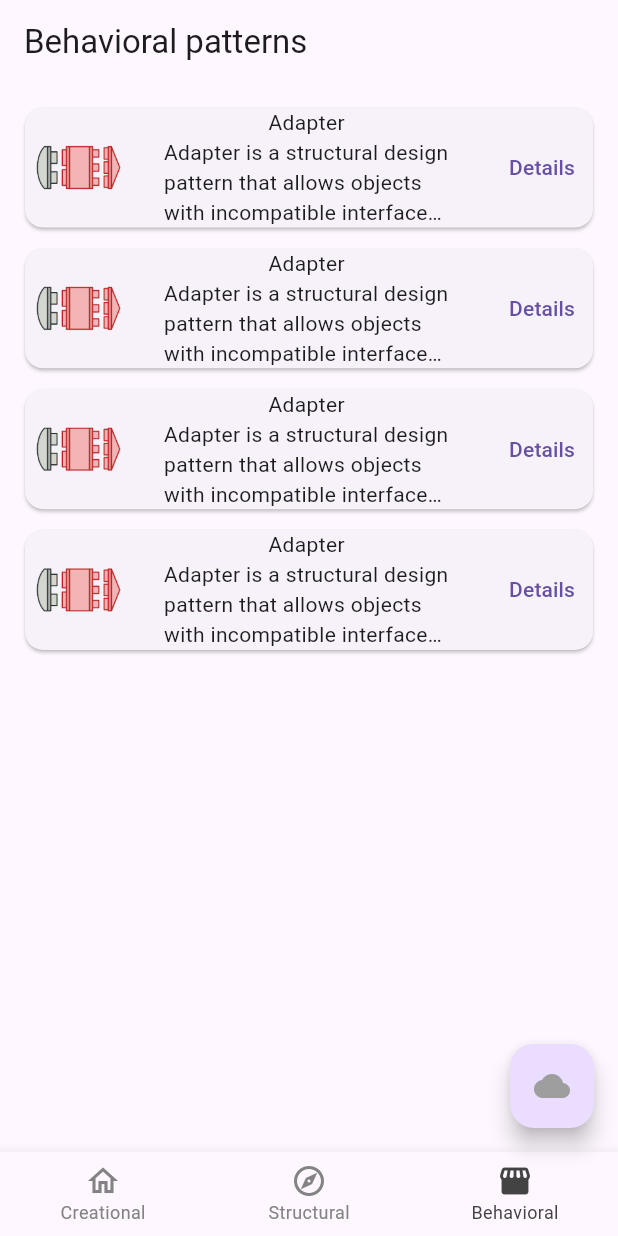
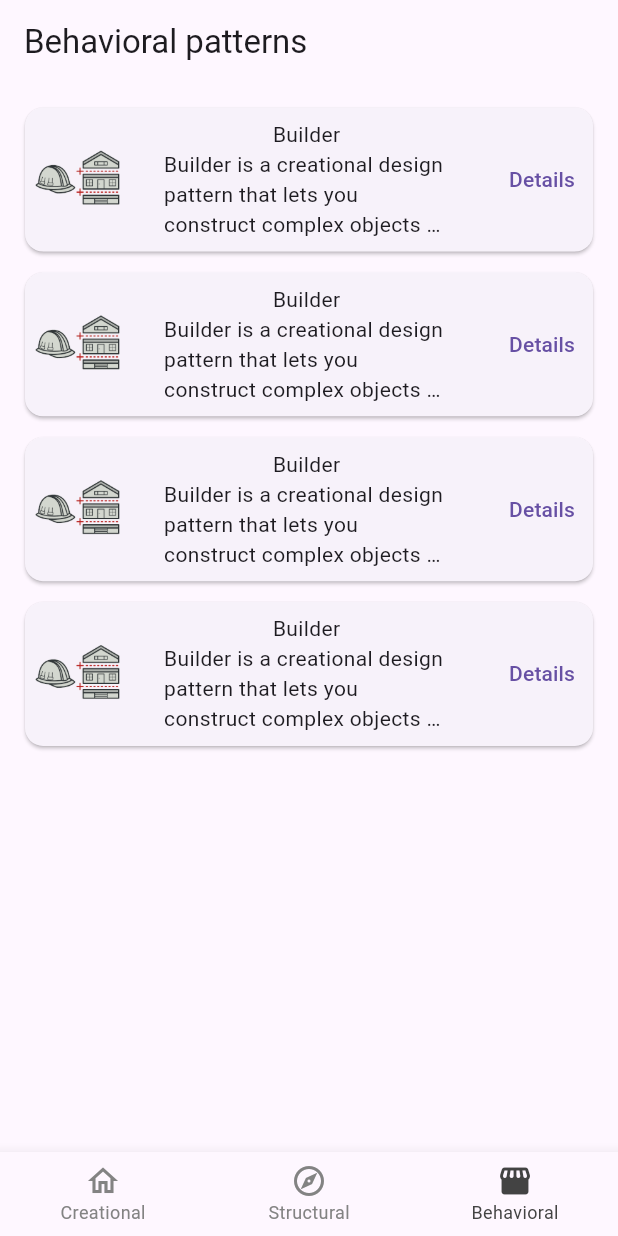
Before and after one commit to nograve/patterns_ipr, a Flutter app: the screen it shows after launch, item 3 of the bottom bar chosen, after a tap on "Details", on a phone screen of 412 x 824 dp. Run offline on Flutter 3.47's test engine with Material 3 defaults, Android fonts, the phone set to English and light mode, and no system bars; our stand-ins replace flutter_screenutil, go_router, logger; missing offline and left inert: snowfall.

Commit message:
Added screen_util lib

```diff
--- a/lib/application/router/router.dart
+++ b/lib/application/router/router.dart
@@ -4,6 +4,7 @@ import 'package:logger/logger.dart';
 import 'package:patterns_ipr/pages/behavioral/behavioral_page.dart';
 import 'package:patterns_ipr/pages/bottom_navigation/bottom_navigation_page.dart';
 import 'package:patterns_ipr/pages/creational/creational_page.dart';
+import 'package:patterns_ipr/pages/pattern/pattern_page.dart';
 import 'package:patterns_ipr/pages/structural/structural_page.dart';
 
 final _rootNavigatorKey = GlobalKey<NavigatorState>();
@@ -14,7 +15,9 @@ final _logger = Logger();
 final router = GoRouter(
   initialLocation: CreationalPage.routeName,
   navigatorKey: _rootNavigatorKey,
+  debugLogDiagnostics: true,
   routes: [
+    /// Bottom navigation page
     ShellRoute(
       navigatorKey: _shellNavigatorKey,
       pageBuilder: (context, state, child) {
@@ -28,6 +31,7 @@ final router = GoRouter(
         );
       },
       routes: [
+        /// Creational page
         GoRoute(
           path: CreationalPage.routeName,
           parentNavigatorKey: _shellNavigatorKey,
@@ -36,7 +40,20 @@ final router = GoRouter(
               child: CreationalPage(),
             );
           },
+          routes: [
+            GoRoute(
+              path: PatternPage.routeName,
+              parentNavigatorKey: _shellNavigatorKey,
+              pageBuilder: (context, state) {
+                return const MaterialPage(
+                  child: PatternPage(),
+                );
+              },
+            ),
+          ],
         ),
+
+        /// Structural page
         GoRoute(
           path: StructuralPage.routeName,
           parentNavigatorKey: _shellNavigatorKey,
@@ -45,7 +62,20 @@ final router = GoRouter(
               child: StructuralPage(),
             );
           },
+          routes: [
+            GoRoute(
+              path: PatternPage.routeName,
+              parentNavigatorKey: _rootNavigatorKey,
+              pageBuilder: (context, state) {
+                return const MaterialPage(
+                  child: PatternPage(),
+                );
+              },
+            ),
+          ],
         ),
+
+        /// Behavioral page
         GoRoute(
           parentNavigatorKey: _shellNavigatorKey,
           path: BehavioralPage.routeName,
@@ -54,6 +84,17 @@ final router = GoRouter(
               child: BehavioralPage(),
             );
           },
+          routes: [
+            GoRoute(
+              path: PatternPage.routeName,
+              parentNavigatorKey: _shellNavigatorKey,
+              pageBuilder: (context, state) {
+                return const MaterialPage(
+                  child: PatternPage(),
+                );
+              },
+            ),
+          ],
         ),
       ],
     ),
--- /dev/null
+++ b/lib/data/models/pattern_model.dart
@@ -0,0 +1,11 @@
+class PatternModel {
+  PatternModel({
+    required this.name,
+    required this.description,
+    required this.imagePath,
+  });
+
+  String name;
+  String description;
+  String imagePath;
+}
--- a/lib/pages/behavioral/behavioral_page.dart
+++ b/lib/pages/behavioral/behavioral_page.dart
@@ -1,5 +1,6 @@
 import 'package:flutter/material.dart';
 import 'package:flutter_screenutil/flutter_screenutil.dart';
+import 'package:patterns_ipr/pages/creational/data/creational_patterns.dart';
 import 'package:patterns_ipr/widgets/pattern_card.dart';
 
 class BehavioralPage extends StatelessWidget {
@@ -18,7 +19,8 @@ class BehavioralPage extends StatelessWidget {
         child: ListView.separated(
           itemCount: 4,
           separatorBuilder: (_, __) => SizedBox(height: 6.h),
-          itemBuilder: (_, __) => const PatternCard(),
+          itemBuilder: (_, __) =>
+              PatternCard(pattern: CreationalPatterns.builder),
         ),
       ),
     );
--- /dev/null
+++ b/lib/pages/behavioral/data/behavioral_patterns.dart
@@ -0,0 +1,6 @@
+enum BehavioralPatterns {
+  iterator,
+  observer,
+  state,
+  strategy,
+}
--- a/lib/pages/bottom_navigation/bottom_navigation_page.dart
+++ b/lib/pages/bottom_navigation/bottom_navigation_page.dart
@@ -4,7 +4,6 @@ import 'package:patterns_ipr/pages/behavioral/behavioral_page.dart';
 import 'package:patterns_ipr/pages/creational/creational_page.dart';
 import 'package:patterns_ipr/pages/structural/structural_page.dart';
 import 'package:patterns_ipr/widgets/custom_bottom_nav_bar_item.dart';
-import 'package:snowfall/snowfall.dart';
 
 class BottomNavigationPage extends StatefulWidget {
   const BottomNavigationPage({
@@ -20,7 +19,6 @@ class BottomNavigationPage extends StatefulWidget {
 }
 
 class _BottomNavigationPageState extends State<BottomNavigationPage> {
-  bool _snowflakesEnabled = true;
   int _currentIndex = 0;
 
   static const tabs = [
@@ -48,11 +46,7 @@ class _BottomNavigationPageState extends State<BottomNavigationPage> {
   Widget build(BuildContext context) {
     const labelStyle = TextStyle(fontFamily: 'Roboto');
     return Scaffold(
-      body: Stack(
-        children: [
-          SafeArea(child: widget.child),
-        ],
-      ),
+      body: SafeArea(child: widget.child),
       bottomNavigationBar: BottomNavigationBar(
         selectedLabelStyle: labelStyle,
         unselectedLabelStyle: labelStyle,
@@ -68,17 +62,6 @@ class _BottomNavigationPageState extends State<BottomNavigationPage> {
                 ? 1
                 : 2,
         items: tabs,
-      ),
-      floatingActionButton: FloatingActionButton(
-        child: Icon(
-          _snowflakesEnabled ? Icons.cloud : Icons.cloud_outlined,
-          color: Colors.grey,
-        ),
-        onPressed: () {
-          setState(() {
-            _snowflakesEnabled = !_snowflakesEnabled;
-          });
-        },
       ),
     );
   }
--- a/lib/pages/creational/creational_page.dart
+++ b/lib/pages/creational/creational_page.dart
@@ -1,5 +1,6 @@
 import 'package:flutter/material.dart';
 import 'package:flutter_screenutil/flutter_screenutil.dart';
+import 'package:patterns_ipr/pages/creational/data/creational_patterns.dart';
 import 'package:patterns_ipr/widgets/pattern_card.dart';
 import 'package:snowfall/snowfall.dart';
 
@@ -13,24 +14,56 @@ class CreationalPage extends StatefulWidget {
 }
 
 class _CreationalPageState extends State<CreationalPage> {
+  bool _snowflakesEnabled = true;
+
+  final _patterns = [
+    CreationalPatterns.factoryMethod,
+    CreationalPatterns.builder,
+    CreationalPatterns.prototype,
+    CreationalPatterns.singleton,
+  ];
+
   @override
   Widget build(BuildContext context) {
     return Scaffold(
       appBar: AppBar(
-        backgroundColor: Colors.transparent,
         title: const Text('Creational patterns'),
       ),
-      body: SnowfallWidget(
+      floatingActionButton: FloatingActionButton(
+        onPressed: _onSnowfallButtonPressed,
+        child: Icon(
+          _snowflakesEnabled ? Icons.cloud : Icons.cloud_outlined,
           color: Colors.grey,
+        ),
+      ),
+      body: Stack(
+        children: [
+          Stack(
+            children: [
+              SnowfallWidget(
+                isEnabled: _snowflakesEnabled,
+                color: Colors.grey,
+                maxSize: 50,
                 child: Padding(
                   padding: EdgeInsets.only(left: 12.w, top: 12.h, right: 12.w),
                   child: ListView.separated(
                     itemCount: 4,
                     separatorBuilder: (_, __) => SizedBox(height: 6.h),
-            itemBuilder: (_, __) => const PatternCard(),
+                    itemBuilder: (_, index) =>
+                        PatternCard(pattern: _patterns[index]),
                   ),
                 ),
               ),
+            ],
+          ),
+        ],
+      ),
     );
   }
+
+  void _onSnowfallButtonPressed() {
+    setState(() {
+      _snowflakesEnabled = !_snowflakesEnabled;
+    });
   }
+}
--- /dev/null
+++ b/lib/pages/creational/data/creational_patterns.dart
@@ -0,0 +1,32 @@
+import 'package:patterns_ipr/data/models/pattern_model.dart';
+import 'package:patterns_ipr/generated/assets.dart';
+
+class CreationalPatterns {
+  static final factoryMethod = PatternModel(
+    name: 'Factory Method',
+    description:
+        'Factory Method is a creational design pattern that provides an interface for creating objects in a superclass, but allows subclasses to alter the type of objects that will be created.',
+    imagePath: Assets.imagesFactoryMethod,
+  );
+
+  static final builder = PatternModel(
+    name: 'Builder',
+    description:
+        'Builder is a creational design pattern that lets you construct complex objects step by step. The pattern allows you to produce different types and representations of an object using the same construction code.',
+    imagePath: Assets.imagesBuilder,
+  );
+
+  static final prototype = PatternModel(
+    name: 'Prototype',
+    description:
+        'Prototype is a creational design pattern that lets you copy existing objects without making your code dependent on their classes.',
+    imagePath: Assets.imagesPrototype,
+  );
+
+  static final singleton = PatternModel(
+    name: 'Singleton',
+    description:
+        'Singleton is a creational design pattern that lets you ensure that a class has only one instance, while providing a global access point to this instance.',
+    imagePath: Assets.imagesSingleton,
+  );
+}
--- a/lib/pages/pattern/pattern_page.dart
+++ b/lib/pages/pattern/pattern_page.dart
@@ -3,7 +3,7 @@ import 'package:flutter/material.dart';
 class PatternPage extends StatelessWidget {
   const PatternPage({super.key});
 
-  static const routeName = '/pattern';
+  static const routeName = 'pattern';
 
   @override
   Widget build(BuildContext context) {
--- /dev/null
+++ b/lib/pages/structural/data/structural_patterns.dart
@@ -0,0 +1,6 @@
+enum StructuralPatterns {
+  adapter,
+  bridge,
+  decorator,
+  facade,
+}
--- a/lib/pages/structural/structural_page.dart
+++ b/lib/pages/structural/structural_page.dart
@@ -1,5 +1,6 @@
 import 'package:flutter/material.dart';
 import 'package:flutter_screenutil/flutter_screenutil.dart';
+import 'package:patterns_ipr/pages/creational/data/creational_patterns.dart';
 import 'package:patterns_ipr/widgets/pattern_card.dart';
 
 class StructuralPage extends StatelessWidget {
@@ -18,7 +19,8 @@ class StructuralPage extends StatelessWidget {
         child: ListView.separated(
           itemCount: 4,
           separatorBuilder: (_, __) => SizedBox(height: 6.h),
-          itemBuilder: (_, __) => const PatternCard(),
+          itemBuilder: (_, __) =>
+              PatternCard(pattern: CreationalPatterns.prototype),
         ),
       ),
     );
--- a/lib/widgets/pattern_card.dart
+++ b/lib/widgets/pattern_card.dart
@@ -1,9 +1,13 @@
 import 'package:flutter/material.dart';
 import 'package:flutter_screenutil/flutter_screenutil.dart';
-import 'package:patterns_ipr/generated/assets.dart';
+import 'package:go_router/go_router.dart';
+import 'package:patterns_ipr/data/models/pattern_model.dart';
+import 'package:patterns_ipr/pages/pattern/pattern_page.dart';
 
 class PatternCard extends StatefulWidget {
-  const PatternCard({super.key});
+  const PatternCard({required this.pattern, super.key});
+
+  final PatternModel pattern;
 
   @override
   State<PatternCard> createState() => _PatternCardState();
@@ -12,7 +16,11 @@ class PatternCard extends StatefulWidget {
 class _PatternCardState extends State<PatternCard> {
   @override
   Widget build(BuildContext context) {
+    final pattern = widget.pattern;
+
     return Card(
+      child: Padding(
+        padding: const EdgeInsets.symmetric(vertical: 8),
         child: Row(
           mainAxisAlignment: MainAxisAlignment.spaceBetween,
           children: [
@@ -21,18 +29,18 @@ class _PatternCardState extends State<PatternCard> {
               child: Container(
                 width: 60.r,
                 height: 60.r,
-              decoration: const BoxDecoration(
-                image: DecorationImage(image: AssetImage(Assets.imagesAdapter)),
+                decoration: BoxDecoration(
+                  image: DecorationImage(image: AssetImage(pattern.imagePath)),
                 ),
               ),
             ),
             SizedBox(
               width: 180.w,
-            child: const Column(
+              child: Column(
                 children: [
-                Text('Adapter'),
+                  Text(pattern.name),
                   Text(
-                  'Adapter is a structural design pattern that allows objects with incompatible interfaces to collaborate.',
+                    pattern.description,
                     maxLines: 3,
                     overflow: TextOverflow.ellipsis,
                   ),
@@ -40,13 +48,16 @@ class _PatternCardState extends State<PatternCard> {
               ),
             ),
             TextButton(
-            onPressed: _onSeeMorePressed,
+              onPressed: _onDetailsPressed,
               child: const Text('Details'),
             ),
           ],
         ),
+      ),
     );
   }
 
-  void _onSeeMorePressed() {}
+  void _onDetailsPressed() {
+    context.pushNamed(PatternPage.routeName);
   }
+}
```
Also changed, not shown: pubspec.lock. Lines whose indentation alone changed are shown as unchanged.
